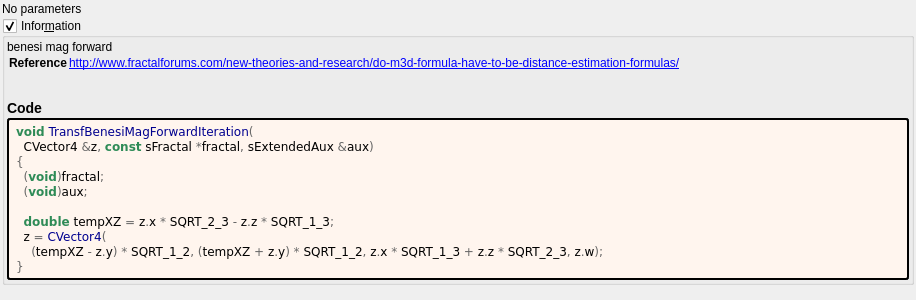
First picture: the form in mandelbulber2/formula/ui/transf_benesi_mag_forward.ui, repository buddhi1980/mandelbulber2, before the edit.
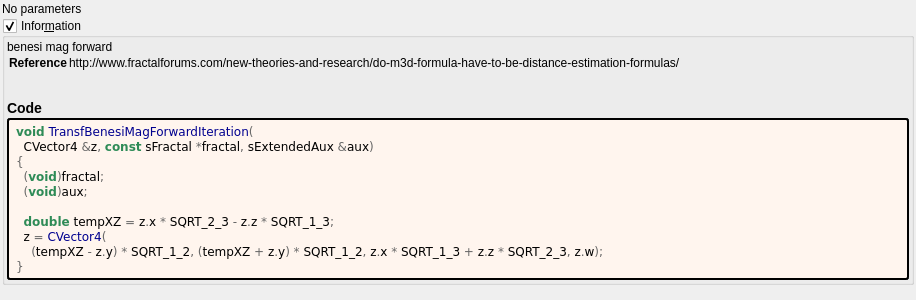
Second picture: the form after the edit. Custom widgets are drawn as their Qt base class.

Commit message:
docs: show fractalforums.com formula references as text
fractalforums.com is only partly online; fractalforums.org keeps a read-only
copy and the active forum. The formula information boxes now show
fractalforums.com references (and the wrapped lines that continue them) as
plain text. The links that remain are closed with </a>, which the generator
never wrote. The formula/ui files are regenerated with
tools/populate_ui_information.py.

```diff
--- a/mandelbulber2/formula/ui/transf_benesi_mag_forward.ui
+++ b/mandelbulber2/formula/ui/transf_benesi_mag_forward.ui
@@ -70,7 +70,7 @@
        <widget class="QLabel" name="label_information_general">
         <property name="text">
          <string notr="true">&lt;p&gt;benesi mag forward&lt;/p&gt;&lt;table&gt;
-&lt;tr&gt;&lt;th&gt;Reference&lt;/th&gt;&lt;td&gt;&lt;a href=&quot;http://www.fractalforums.com/new-theories-and-research/do-m3d-formula-have-to-be-distance-estimation-formulas/&quot;&gt;http://www.fractalforums.com/new-theories-and-research/do-m3d-formula-have-to-be-distance-estimation-formulas/&lt;br&gt;
+&lt;tr&gt;&lt;th&gt;Reference&lt;/th&gt;&lt;td&gt;http://www.fractalforums.com/new-theories-and-research/do-m3d-formula-have-to-be-distance-estimation-formulas/&lt;br&gt;
 &lt;/td&gt;&lt;/tr&gt;
 &lt;/table&gt;
 &lt;h3&gt;Code&lt;/h3&gt;</string>
```
The commit also changes 202 other files.
